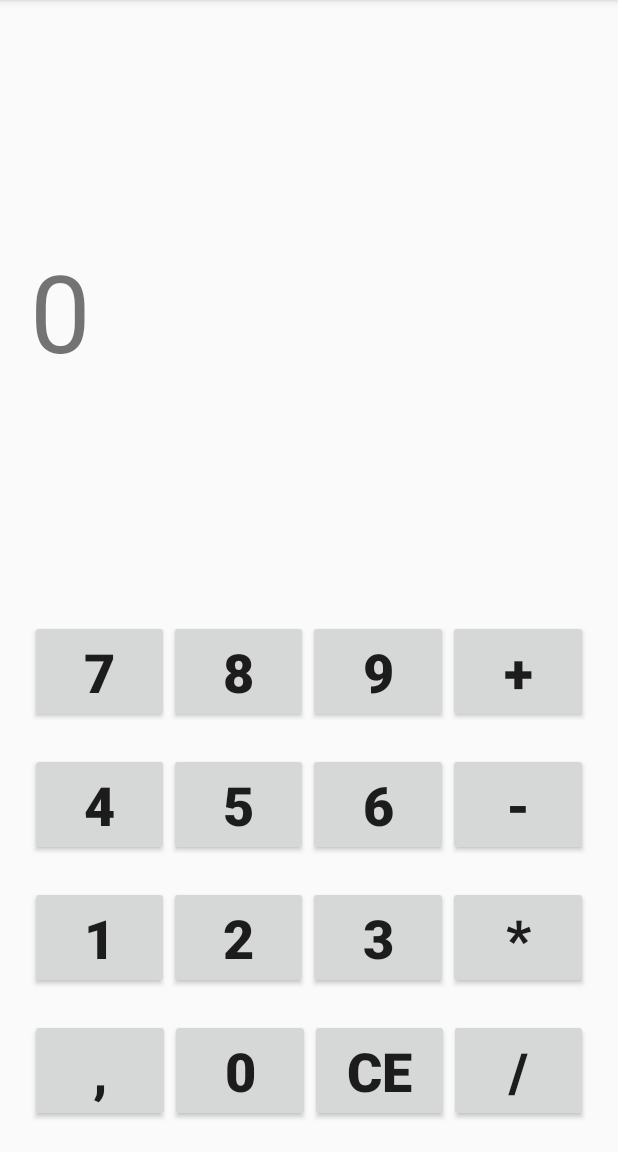
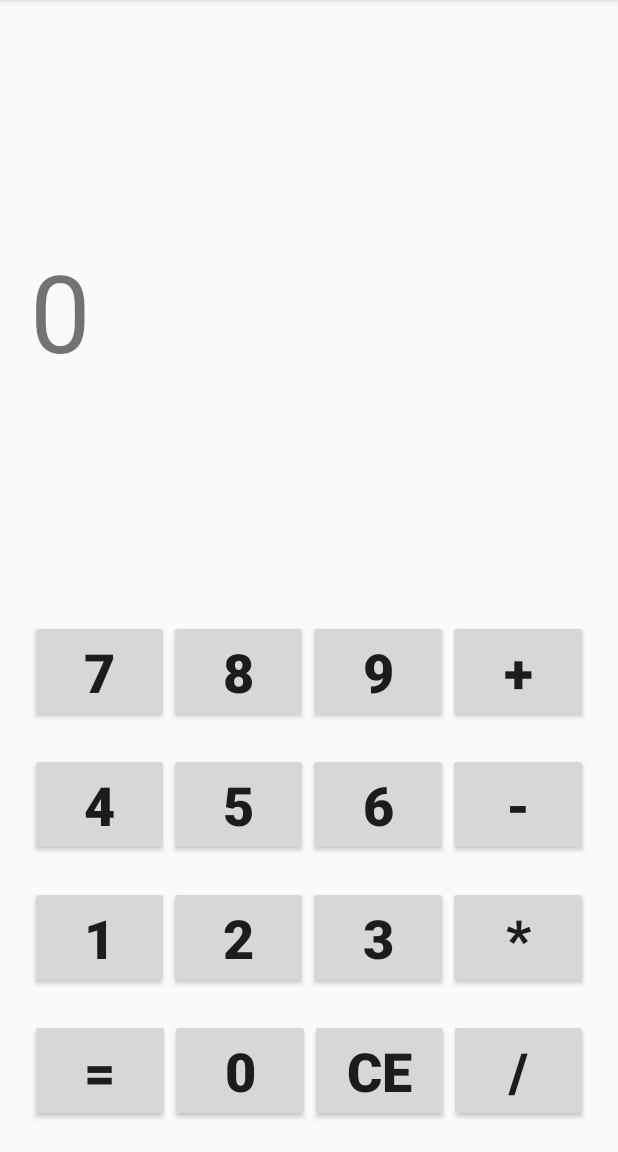
Before and after one commit to piotrbrytan/calculator, an Android app: the screen it shows after launch (MainActivity), on a phone screen of 412 x 824 dp, the part 84-1236 px from its top. Run offline under Robolectric (Android 15) with nearby library versions, the phone set to English and light mode, and no system bars.

Commit message:
Fix in layout: no equals

```diff
--- a/app/src/main/res/layout/activity_main.xml
+++ b/app/src/main/res/layout/activity_main.xml
@@ -33,11 +33,11 @@
         app:layout_constraintStart_toStartOf="parent">
 
         <Button
-            android:id="@+id/button_comma"
+            android:id="@+id/button_equals"
             android:layout_width="match_parent"
             android:layout_height="wrap_content"
             android:layout_weight="1"
-            android:text="@string/button_comma"
+            android:text="@string/button_equals"
             android:textSize="36sp"
             android:textStyle="bold" />
 
--- a/app/src/main/res/values/strings.xml
+++ b/app/src/main/res/values/strings.xml
@@ -12,7 +12,7 @@
     <string name="button_2">2</string>
     <string name="button_3">3</string>
     <string name="button_multi">*</string>
-    <string name="button_comma">,</string>
+    <string name="button_equals">=</string>
     <string name="button_0">0</string>
     <string name="button_ce">CE</string>
     <string name="button_div">/</string>
```
Also changed, not shown: 1 other file.
